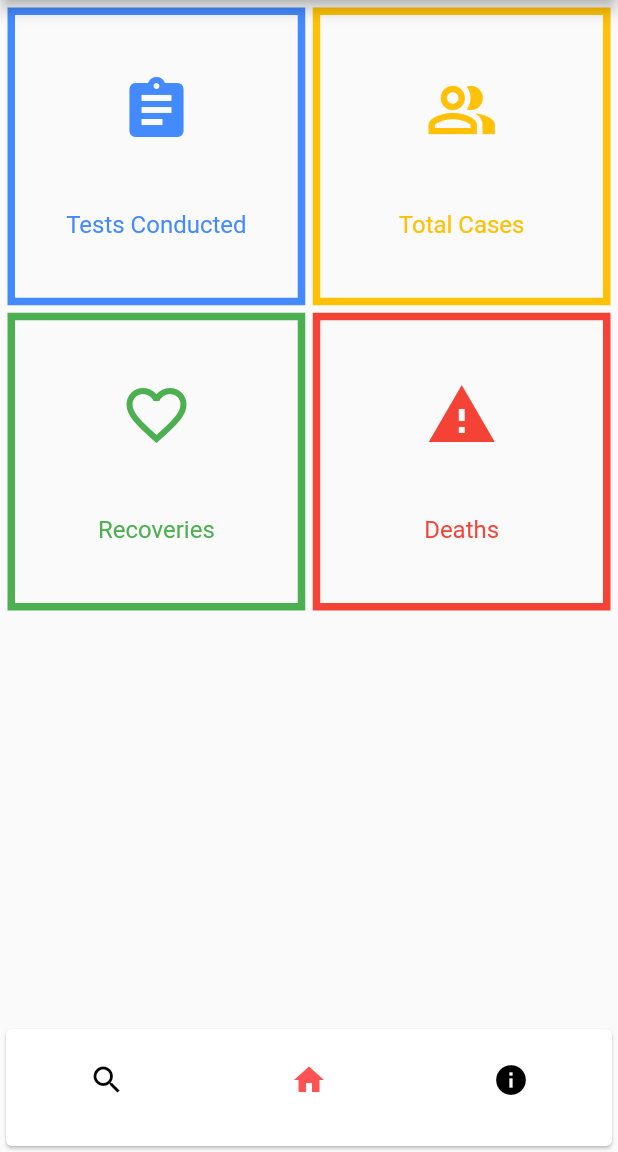
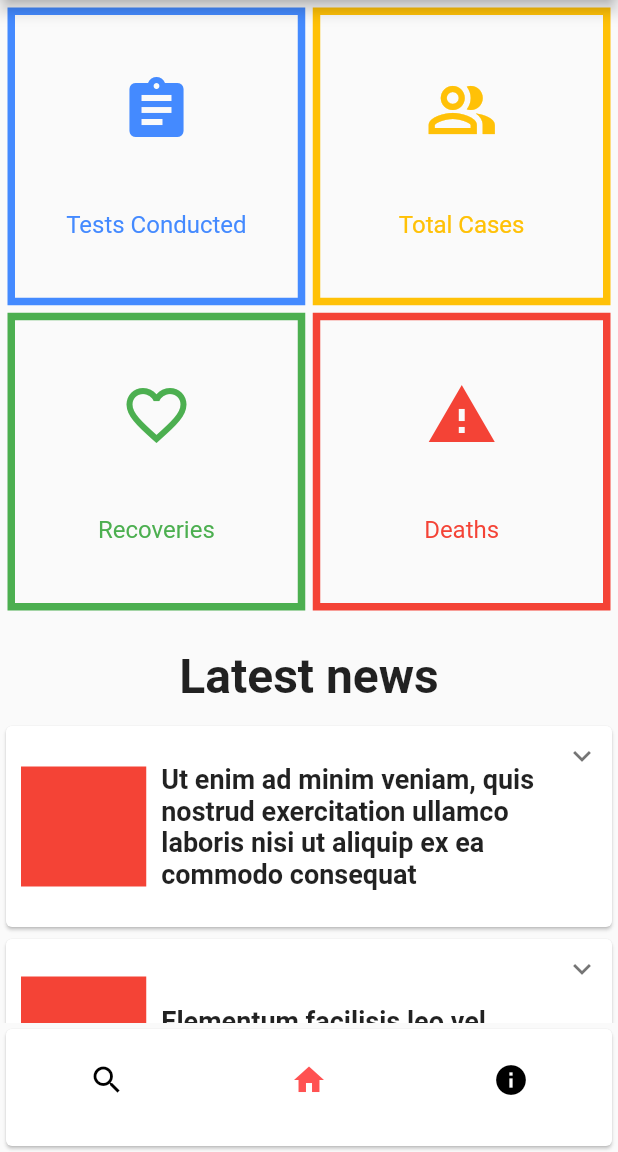
Before and after one commit to Ashley440/coved19, a Flutter app: the screen it shows after launch, on a phone screen of 412 x 824 dp, the part 84-1236 px from its top. Run offline on Flutter 3.47's test engine with Material 2 defaults, Android fonts, the phone set to English and light mode, and no system bars; drawn by our look-alikes of expandable; network calls fail.

Commit message:
Added news feed section (lacks webscraping)

```diff
--- a/lib/constants/news_feeds.dart
+++ b/lib/constants/news_feeds.dart
@@ -0,0 +1,55 @@
+import 'package:coved19/models/article.dart';
+import 'package:flutter/material.dart';
+
+class NewsFeeds extends StatefulWidget {
+  @override
+  _NewsFeedsState createState() => _NewsFeedsState();
+}
+
+class _NewsFeedsState extends State<NewsFeeds> {
+  List<Article> articles = [
+    Article(
+      headline:
+          "Ut enim ad minim veniam, quis nostrud exercitation ullamco laboris nisi ut aliquip ex ea commodo consequat",
+      content: [
+        "Lorem ipsum dolor sit amet, consectetur adipiscing elit, sed do eiusmod tempor incididunt ut labore et dolore magna aliqua. Ut enim ad minim veniam, quis nostrud exercitation ullamco laboris nisi ut aliquip ex ea commodo consequat. Duis aute irure dolor in reprehenderit in voluptate velit esse cillum dolore eu fugiat nulla pariatur. Excepteur sint occaecat cupidatat non proident, sunt in culpa qui officia deserunt mollit anim id est laborum.",
+        "A iaculis at erat pellentesque adipiscing commodo elit at imperdiet. Amet purus gravida quis blandit. Quam pellentesque nec nam aliquam sem et tortor consequat. Sollicitudin aliquam ultrices sagittis orci a scelerisque purus semper eget. Imperdiet massa tincidunt nunc pulvinar sapien et ligula ullamcorper malesuada. Nisi quis eleifend quam adipiscing. Nulla aliquet porttitor lacus luctus. Consectetur adipiscing elit pellentesque habitant morbi tristique. Erat velit scelerisque in dictum non consectetur a erat nam. Porttitor leo a diam sollicitudin tempor id eu nisl nunc. Laoreet id donec ultrices tincidunt arcu non sodales neque sodales. Vehicula ipsum a arcu cursus vitae congue mauris rhoncus. Nec ultrices dui sapien eget mi proin. Ut placerat orci nulla pellentesque dignissim enim sit. Accumsan sit amet nulla facilisi. Et tortor consequat id porta nibh venenatis."
+      ],
+      readmore: "",
+    ),
+    Article(
+      headline: "Elementum facilisis leo vel fringilla",
+      content: [
+        "A iaculis at erat pellentesque adipiscing commodo elit at imperdiet. Amet purus gravida quis blandit. Quam pellentesque nec nam aliquam sem et tortor consequat. Sollicitudin aliquam ultrices sagittis orci a scelerisque purus semper eget. Imperdiet massa tincidunt nunc pulvinar sapien et ligula ullamcorper malesuada. Nisi quis eleifend quam adipiscing. Nulla aliquet porttitor lacus luctus. Consectetur adipiscing elit pellentesque habitant morbi tristique. Erat velit scelerisque in dictum non consectetur a erat nam. Porttitor leo a diam sollicitudin tempor id eu nisl nunc. Laoreet id donec ultrices tincidunt arcu non sodales neque sodales. Vehicula ipsum a arcu cursus vitae congue mauris rhoncus. Nec ultrices dui sapien eget mi proin. Ut placerat orci nulla pellentesque dignissim enim sit. Accumsan sit amet nulla facilisi. Et tortor consequat id porta nibh venenatis."
+            "Lorem ipsum dolor sit amet, consectetur adipiscing elit, sed do eiusmod tempor incididunt ut labore et dolore magna aliqua. Ut enim ad minim veniam, quis nostrud exercitation ullamco laboris nisi ut aliquip ex ea commodo consequat. Duis aute irure dolor in reprehenderit in voluptate velit esse cillum dolore eu fugiat nulla pariatur. Excepteur sint occaecat cupidatat non proident, sunt in culpa qui officia deserunt mollit anim id est laborum.",
+      ],
+      readmore: "",
+    ),
+    Article(
+      headline:
+          "Tortor vitae purus faucibus ornare. Sollicitudin tempor id eu nisl",
+      content: [
+        "Ac turpis egestas sed tempus urna et pharetra pharetra massa. Gravida neque convallis a cras semper auctor neque vitae tempus. Lobortis feugiat vivamus at augue eget arcu dictum. Maecenas volutpat blandit aliquam etiam erat velit scelerisque in. Justo eget magna fermentum iaculis eu non diam phasellus. Arcu bibendum at varius vel pharetra vel turpis nunc. Tortor posuere ac ut consequat semper. Ac auctor augue mauris augue. Tortor vitae purus faucibus ornare. Sollicitudin tempor id eu nisl. Sed odio morbi quis commodo odio aenean sed. Nunc sed id semper risus in hendrerit gravida rutrum quisque. Neque ornare aenean euismod elementum nisi quis eleifend quam. Nibh cras pulvinar mattis nunc sed blandit libero. Sit amet facilisis magna etiam tempor. Eu consequat ac felis donec et. Risus in hendrerit gravida rutrum. Fermentum posuere urna nec tincidunt. Fames ac turpis egestas maecenas pharetra convallis posuere morbi.",
+        "Maecenas pharetra convallis posuere morbi leo urna molestie at elementum. Condimentum id venenatis a condimentum. Nam at lectus urna duis convallis convallis tellus id. Cursus euismod quis viverra nibh. Malesuada fames ac turpis egestas integer eget aliquet. Odio pellentesque diam volutpat commodo. Vel facilisis volutpat est velit. Facilisi cras fermentum odio eu. Tortor vitae purus faucibus ornare. Risus in hendrerit gravida rutrum quisque non tellus. Aliquam sem et tortor consequat id porta nibh venenatis cras. Cursus eget nunc scelerisque viverra mauris. Amet massa vitae tortor condimentum lacinia quis."
+      ],
+      readmore: "",
+    ),
+  ];
+
+  @override
+  Widget build(BuildContext context) {
+    return Container(
+        child: Column(
+      children: [
+        Text(
+          "Latest news",
+          style: TextStyle(fontSize: 32, fontWeight: FontWeight.bold),
+        ),
+        SizedBox(
+          height: 10,
+        ),
+        Column(children: articles.map((article) => article.display()).toList()),
+      ],
+    ));
+  }
+}
--- a/lib/main.dart
+++ b/lib/main.dart
@@ -24,6 +24,7 @@ class MyApp extends StatelessWidget {
         "/info": (context) => InfoPage(),
         "/search": (context) => SearchPage()
       },
+      debugShowCheckedModeBanner: false,
     );
   }
 }
--- a/lib/models/article.dart
+++ b/lib/models/article.dart
@@ -4,7 +4,7 @@ import 'package:flutter/material.dart';
 class Article {
   final String headline;
   // final String imageLink;
-  final String content;
+  final List<String> content;
   final String readmore;
 
   Article({this.headline, this.content, this.readmore});
@@ -19,15 +19,23 @@ class Article {
                   // Image.network(imageLink),
                   Expanded(
                     child: Container(
+                      alignment: Alignment.center,
+                      // width: 50,
+                      height: 80,
                       color: Colors.red,
                     ),
                   ),
+                  SizedBox(
+                    width: 10,
+                  ),
                   Expanded(
+                      flex: 3,
                       child: Text(
-                    headline,
-                    softWrap: true,
-                    style: TextStyle(fontWeight: FontWeight.bold, fontSize: 18),
-                  ))
+                        headline,
+                        softWrap: true,
+                        style: TextStyle(
+                            fontWeight: FontWeight.bold, fontSize: 18),
+                      ))
                 ],
               ),
             ),
@@ -36,7 +44,7 @@ class Article {
                 child: Column(
                   children: [
                     Text(
-                      content,
+                      content.join("\n\n"),
                       softWrap: true,
                       style: TextStyle(
                           fontSize: 16, letterSpacing: 1.2, height: 1.5),
--- a/lib/views/home.dart
+++ b/lib/views/home.dart
@@ -1,4 +1,5 @@
 import 'package:coved19/constants/navigator.dart';
+import 'package:coved19/constants/news_feeds.dart';
 import 'package:coved19/constants/stats_grid.dart';
 import 'package:flutter/material.dart';
 
@@ -11,11 +12,18 @@ class _HomePageState extends State<HomePage> {
   @override
   Widget build(BuildContext context) {
     return Scaffold(
+      backgroundColor: Colors.grey[50],
       appBar: AppBar(
         title: Center(child: Text("CovED19")),
       ),
       body: ListView(
-        children: [StatsGrid()],
+        children: [
+          StatsGrid(),
+          SizedBox(
+            height: 20,
+          ),
+          NewsFeeds()
+        ],
       ),
       bottomNavigationBar: NavigatorPane(
         screenActive: "home",
```
